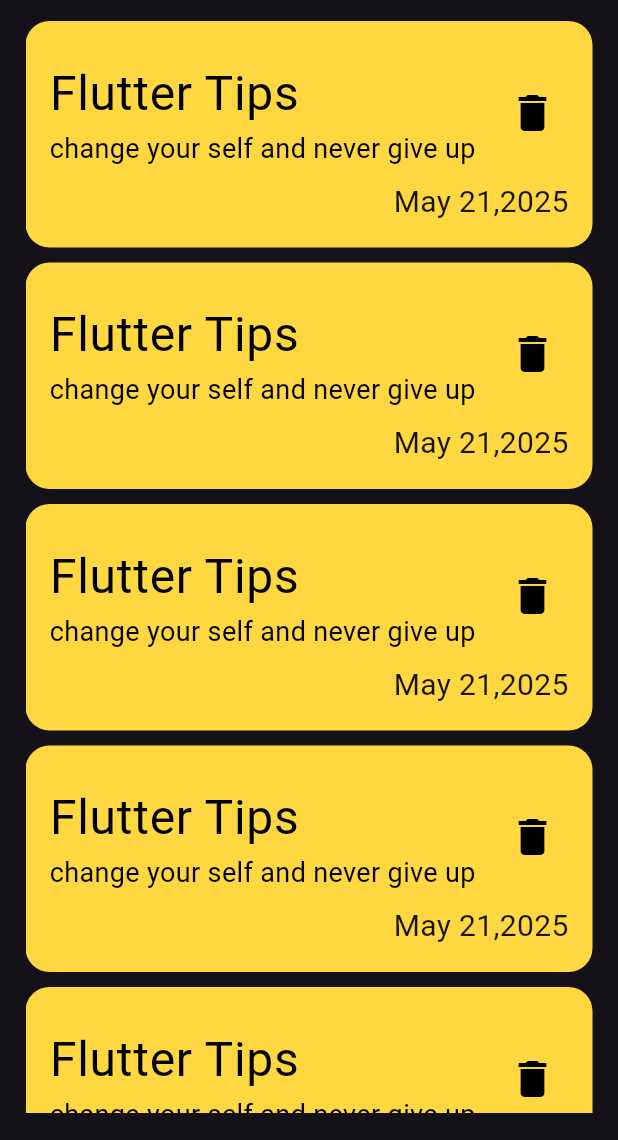
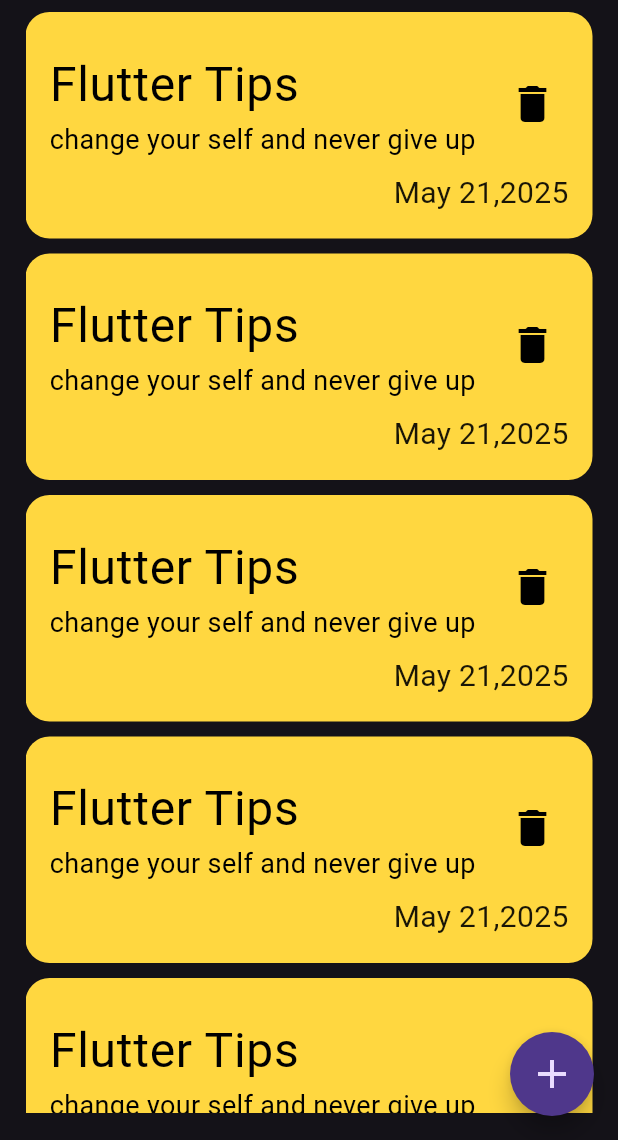
Before and after one commit to AmmarEmad-2004/note_app, a Flutter app: the screen it shows after launch, on a phone screen of 412 x 824 dp, the part 96-1236 px from its top. Run offline on Flutter 3.47's test engine with Material 3 defaults, Android fonts, the phone set to English and light mode, and no system bars; our stand-ins replace device_preview.

Commit message:
add floating action button to notes view for adding new notes

```diff
--- a/lib/views/notes_view.dart
+++ b/lib/views/notes_view.dart
@@ -1,4 +1,5 @@
 import 'package:flutter/material.dart';
+import 'package:notes_app/views/widgets/add_note_bottom_sheet.dart';
 import 'package:notes_app/views/widgets/notes_view_body.dart';
 
 class NotesView extends StatelessWidget {
@@ -6,8 +7,24 @@ class NotesView extends StatelessWidget {
 
   @override
   Widget build(BuildContext context) {
-    return const Scaffold(
-      body: NotesViewBody()
-    );
+    return Scaffold(
+        floatingActionButton: FloatingActionButton(
+          shape: RoundedRectangleBorder(
+            borderRadius: BorderRadius.circular(100),
+          ),
+          onPressed: () {
+            showModalBottomSheet(
+              context: context,
+              builder: (context) {
+                return const AddNoteBottomSheet();
+              },
+            );
+          },
+          child: const Icon(
+            Icons.add,
+            size: 32,
+          ),
+        ),
+        body: const NotesViewBody());
   }
 }
--- a/lib/views/widgets/notes_view_body.dart
+++ b/lib/views/widgets/notes_view_body.dart
@@ -12,7 +12,7 @@ class NotesViewBody extends StatelessWidget {
       child: Column(
         children: [
           CustomAppBar(),
-          SizedBox(height: 14),
+          SizedBox(height: 8),
           Expanded(child: NotesListView()),
         ],
       ),
```
Also changed, not shown: lib/views/widgets/add_note_bottom_sheet.dart (added, +10 -0 lines).
